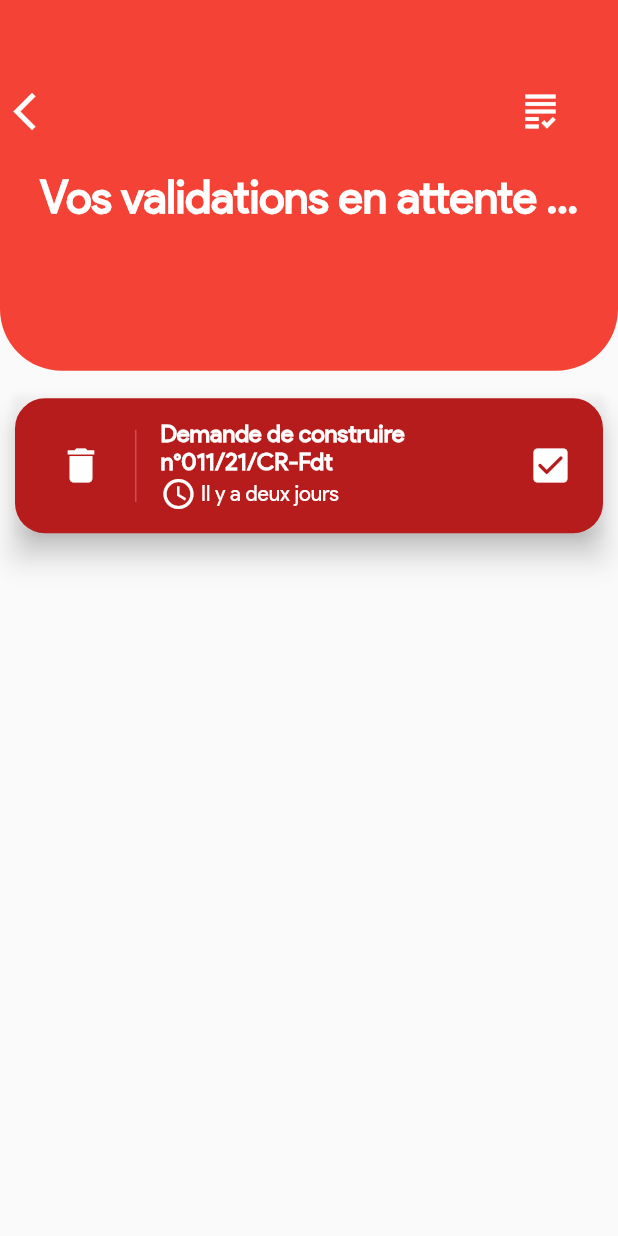
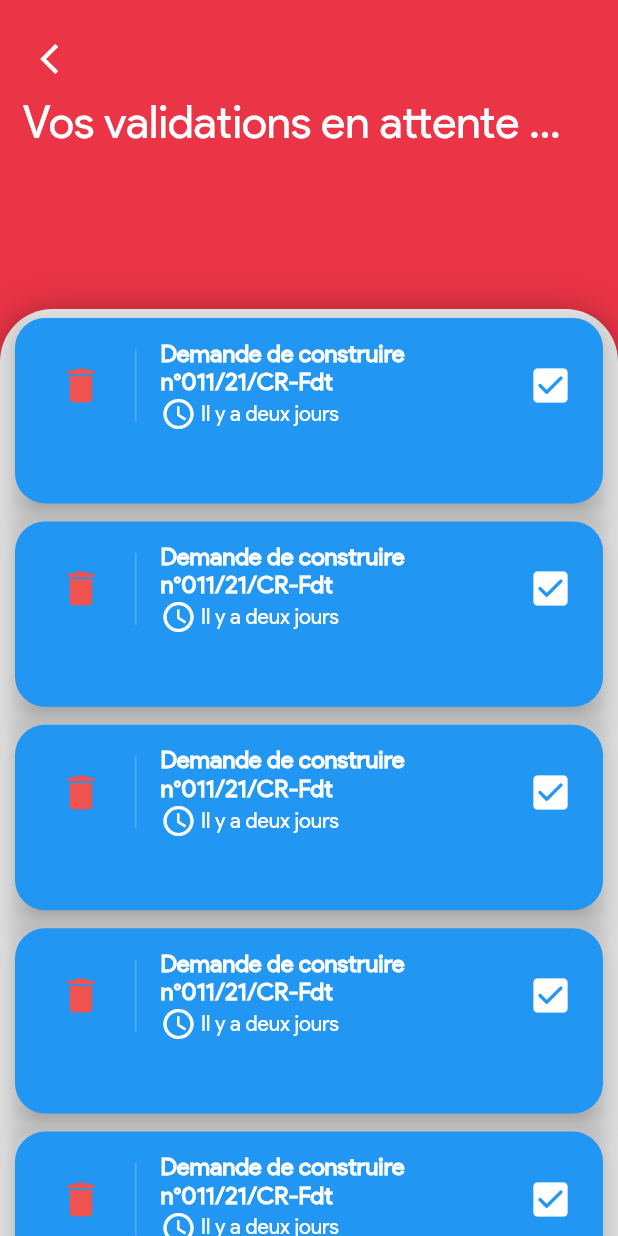
Before and after one commit to iTeam-S/Buildeo, a Flutter app: the ValidationMaire screen opened by its route, on a phone screen of 412 x 824 dp. Run offline on Flutter 3.47's test engine with Material 2 defaults, Android fonts, the phone set to English and light mode, and no system bars; our stand-ins replace get, get_storage, rounded_loading_button, shimmer; accounts and stored records are empty; network calls fail.

Commit message:
pades validation + responsive

```diff
--- a/lib/main.dart
+++ b/lib/main.dart
@@ -1,3 +1,5 @@
+import 'package:buildeo/view/AdminPage.dart';
+import 'package:buildeo/view/validationAdmin.dart';
 import 'package:buildeo/view/validationMaire.dart';
 import 'package:flutter/material.dart';
 import 'package:get/get.dart';
@@ -33,6 +35,8 @@ class MyApp extends StatelessWidget {
         '/': (context) => const SplashScreen(),
         '/home': (context) => const HomeScreen(),
         '/validMaire': (context) => const ValidationMaire(),
+        '/validAmin': (context) => const ValidationAdmin(),
+        '/pageAmin': (context) => const AdminPage(),
       },
     );
   }
--- a/lib/view/validationMaire.dart
+++ b/lib/view/validationMaire.dart
@@ -1,78 +1,93 @@
+import 'package:buildeo/responsive.dart';
 import 'package:buildeo/view/widget/cardValidation.dart';
 import 'package:flutter/material.dart';
 import 'package:get/get.dart';
-
-late final height, widht;
 
 class ValidationMaire extends StatelessWidget {
   const ValidationMaire({Key? key}) : super(key: key);
 
   @override
   Widget build(BuildContext context) {
-    double width = MediaQuery.of(context).size.width;
-    double height = MediaQuery.of(context).size.width;
     return Scaffold(
-      body: SingleChildScrollView(
+      backgroundColor: Color(0xffeb3446),
+      body: Column(
+        children: [
+          Column(
+            children: <Widget>[
+              Container(
+                  height: Get.height * .25,
+                  color: Color(0xffeb3446),
+                  padding: EdgeInsets.all(15),
                   child: Column(
-          children: [
-            Container(
-              height: 0.6 * height,
-              decoration: BoxDecoration(
-                color: Colors.red,
-                borderRadius: BorderRadius.only(
-                    bottomLeft: Radius.circular(0.1 * width),
-                    bottomRight: Radius.circular(0.1 * width)),
-              ),
-              child: Container(
-                child: Column(
+                    crossAxisAlignment: CrossAxisAlignment.start,
                     children: [
                       Row(
-                      children: [
-                        Padding(
-                          padding: const EdgeInsets.only(top: 50),
-                          child: IconButton(
+                        mainAxisAlignment: MainAxisAlignment.spaceBetween,
+                        children: <Widget>[
+                          IconButton(
                               onPressed: () {
                                 Get.back();
                               },
                               icon: Icon(
                                 Icons.arrow_back_ios,
                                 color: Colors.white,
-                                size: 30,
                               )),
+                        ],
                       ),
-                        SizedBox(width: 0.7 * width),
-                        Padding(
-                          padding: const EdgeInsets.only(top: 50),
-                          child: IconButton(
-                              onPressed: () {},
-                              icon: Icon(
-                                Icons.grading_outlined,
-                                color: Colors.white,
-                                size: 30,
+                      Text("Vos validations en attente ...",
+                          textAlign: TextAlign.center,
+                          style: TextStyle(fontSize: 30, color: Colors.white)),
+                    ],
                   )),
+              Container(
+                height: Get.height * .75,
+                decoration: BoxDecoration(
+                  color: Colors.grey.shade300,
+                  borderRadius: BorderRadius.only(
+                    topLeft: Radius.circular(35),
+                    topRight: Radius.circular(35),
+                  ),
+                  boxShadow: [
+                    BoxShadow(blurRadius: 20.0, color: Colors.black26),
+                  ],
+                ),
+                child: Center(
+                  child: (!isMobile(context))
+                      ? Container(
+                          width: Get.width,
+                          child: OrientationBuilder(
+                              builder: (context, orientation) {
+                            return GridView.count(
+                              crossAxisCount: 4,
+                              children: [
+                                /**mettre en boucle pour le fetching */
+                                CardValidated(),
+                                CardValidated(),
+                                CardValidated(),
+                                CardValidated(),
+                                CardValidated(),
+                                CardValidated(),
+                              ],
+                            );
+                          }),
+                        )
+                      : ListView.builder(
+                          itemCount: 7,
+                          itemBuilder: (context, id) {
+                            return CardValidated();
+                          },
+                        ),
+                ),
+                /*ListView.builder(
+                  itemCount: 7,
+                  itemBuilder: (context, id) {
+                    return CardValidated();
+                  },
+                ),*/
               )
             ],
           ),
-                    Padding(
-                      padding: const EdgeInsets.all(15),
-                      child: Text(
-                        "Vos validations en attente ...",
-                        style: TextStyle(
-                            color: Colors.white,
-                            fontSize: 30,
-                            fontWeight: FontWeight.bold),
-                      ),
-                    )
         ],
-                ),
-              ),
-            ),
-            SizedBox(
-              height: 0.03 * height,
-            ),
-            CardValidated()
-          ],
-        ),
       ),
     );
   }
--- a/lib/view/widget/cardValidation.dart
+++ b/lib/view/widget/cardValidation.dart
@@ -1,5 +1,7 @@
+import 'package:buildeo/responsive.dart';
 import 'package:buildeo/view/widget/popUp.dart';
 import 'package:flutter/material.dart';
+import 'package:get/get.dart';
 
 class CardValidated extends StatelessWidget {
   const CardValidated({Key? key}) : super(key: key);
@@ -11,9 +13,11 @@ class CardValidated extends StatelessWidget {
       elevation: 8.0,
       margin: EdgeInsets.symmetric(horizontal: 10.0, vertical: 6.0),
       child: Container(
+        height: isMobile(context)
+            ? Get.height * 0.15
+            : 500 /*la taille ne s'applique pas à isDesktop */,
         decoration: BoxDecoration(
-            color: Colors.red.shade900,
-            borderRadius: BorderRadius.circular(20)),
+            color: Colors.blue, borderRadius: BorderRadius.circular(20)),
         child: ListTile(
             contentPadding:
                 EdgeInsets.symmetric(horizontal: 20.0, vertical: 10.0),
@@ -33,7 +37,7 @@ class CardValidated extends StatelessWidget {
                     },
                     icon: Icon(
                       Icons.delete,
-                      color: Colors.white,
+                      color: Colors.red.shade400,
                       size: 30,
                     ))),
             title: Text(
```
Also changed, not shown: lib/view/AdminPage.dart (added, +95 -0 lines), lib/view/home.dart (+16 -14 lines), lib/view/validationAdmin.dart (added, +299 -0 lines), lib/view/widget/bardeProgression.dart (added, +40 -0 lines), lib/view/widget/cardPermis.dart (added, +111 -0 lines), lib/view/widget/drawer.dart (+12 -3 lines). Lines whose indentation alone changed are shown as unchanged.
